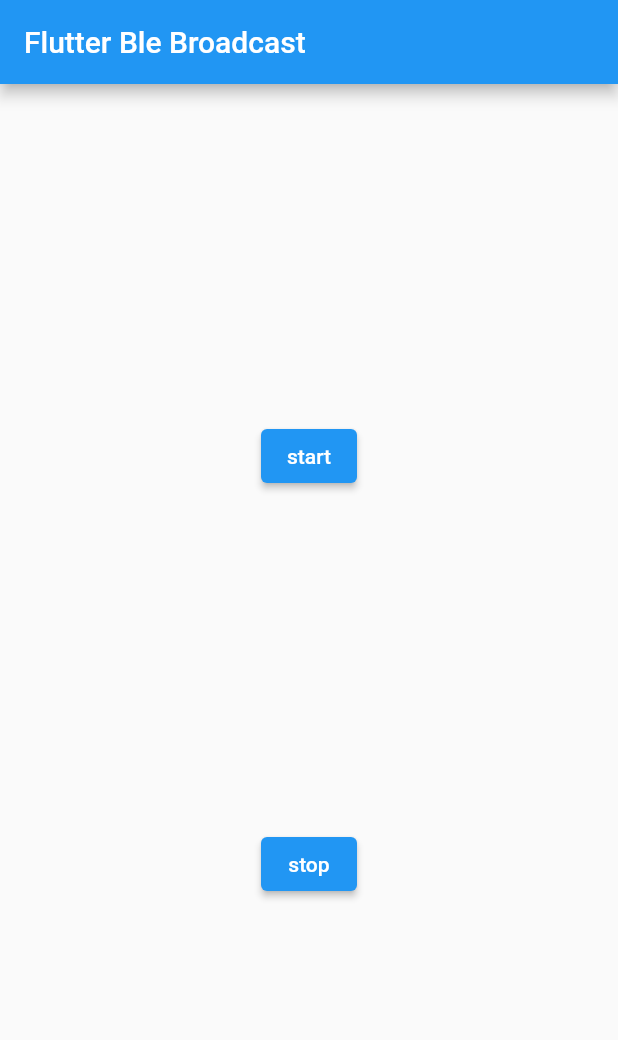
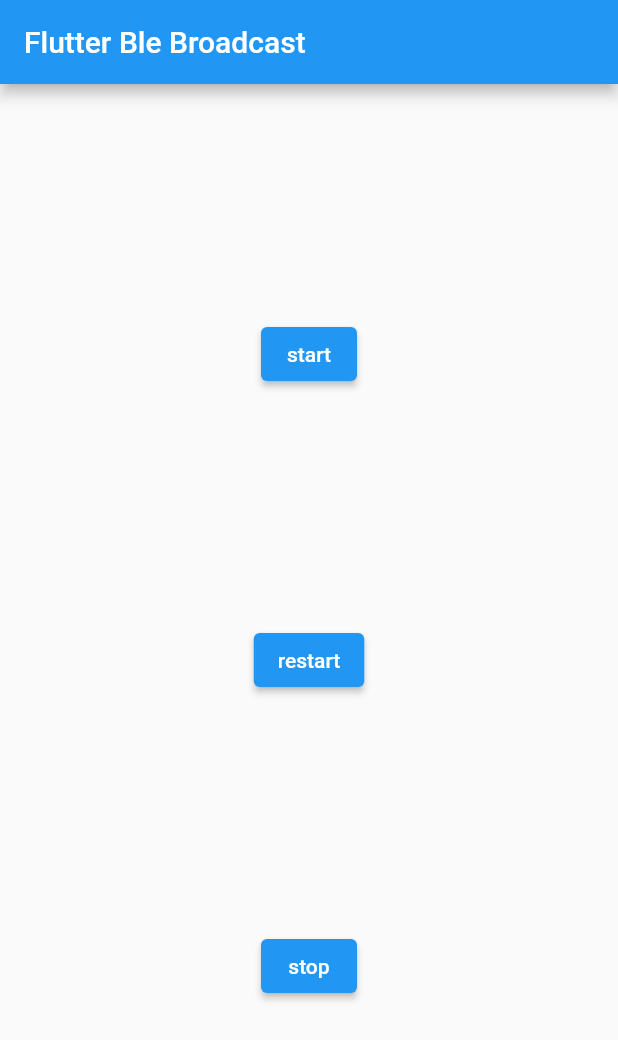
Before and after one commit to ahmeteminkara/FlutterBleBroadcast, a Flutter app: the screen it shows after launch, after a tap on "start", on a phone screen of 412 x 824 dp. Shown: the top 1040 px of the screen. Run offline on Flutter 3.47's test engine with Material 2 defaults, Android fonts, the phone set to English and light mode, and no system bars.

Commit message:
broadcast restart bug fix

```diff
--- a/example/lib/page.dart
+++ b/example/lib/page.dart
@@ -1,4 +1,6 @@
 // ignore_for_file: avoid_print
+
+import 'dart:async';
 
 import 'package:flutter/material.dart';
 import 'package:flutter_ble_broadcast/ble_broadcast_builder.dart';
@@ -20,17 +22,7 @@ class _BlePageState extends State<BlePage> {
   void initState() {
     super.initState();
 
-    String uuidDevice = "d7aec172-ca69-450c-a2ba-41b156658923";
-    String uuidService = "19422237-a2cd-4630-8907-0aa767775984";
-    String uuidCharacteristic = "89f1a7ee-0c1c-4c68-8f70-8d034be60294";
-
-    final builder = BleBroadcastBuilder(
-      uuidDevice,
-      uuidService,
-      uuidCharacteristic,
-      deviceName: "DevBle",
-    );
-    FlutterBleBroadcast.init(builder: builder, listener: (status) => listen(status));
+    initBleBroadcast();
   }
 
   listen(BleBroadcastStatus event) {
@@ -89,6 +81,7 @@ class _BlePageState extends State<BlePage> {
                 onPressed: () => FlutterBleBroadcast.startBroadcast().then((value) {
                       print("startBroadcast: $value");
                     })),
+            ElevatedButton(child: const Text("restart"), onPressed: () => restart()),
             ElevatedButton(child: const Text("stop"), onPressed: () => FlutterBleBroadcast.stopBroadcast()),
             /*
             ElevatedButton(
@@ -104,4 +97,30 @@ class _BlePageState extends State<BlePage> {
       ),
     );
   }
+
+  void restart() {
+    FlutterBleBroadcast.dispose().then((value) {
+      print("dispose then");
+      Timer(const Duration(seconds: 2), () {
+        initBleBroadcast();
+        FlutterBleBroadcast.startBroadcast().then((value) {
+          print("startBroadcast: $value");
+        });
+      });
+    });
+  }
+
+  void initBleBroadcast() {
+    String uuidDevice = "d7aec172-ca69-450c-a2ba-41b156658923";
+    String uuidService = "19422237-a2cd-4630-8907-0aa767775984";
+    String uuidCharacteristic = "89f1a7ee-0c1c-4c68-8f70-8d034be60294";
+
+    final builder = BleBroadcastBuilder(
+      uuidDevice,
+      uuidService,
+      uuidCharacteristic,
+      deviceName: "DevBle",
+    );
+    FlutterBleBroadcast.init(builder: builder, listener: (status) => listen(status));
+  }
 }
```
Also changed, not shown: 1 other file.
